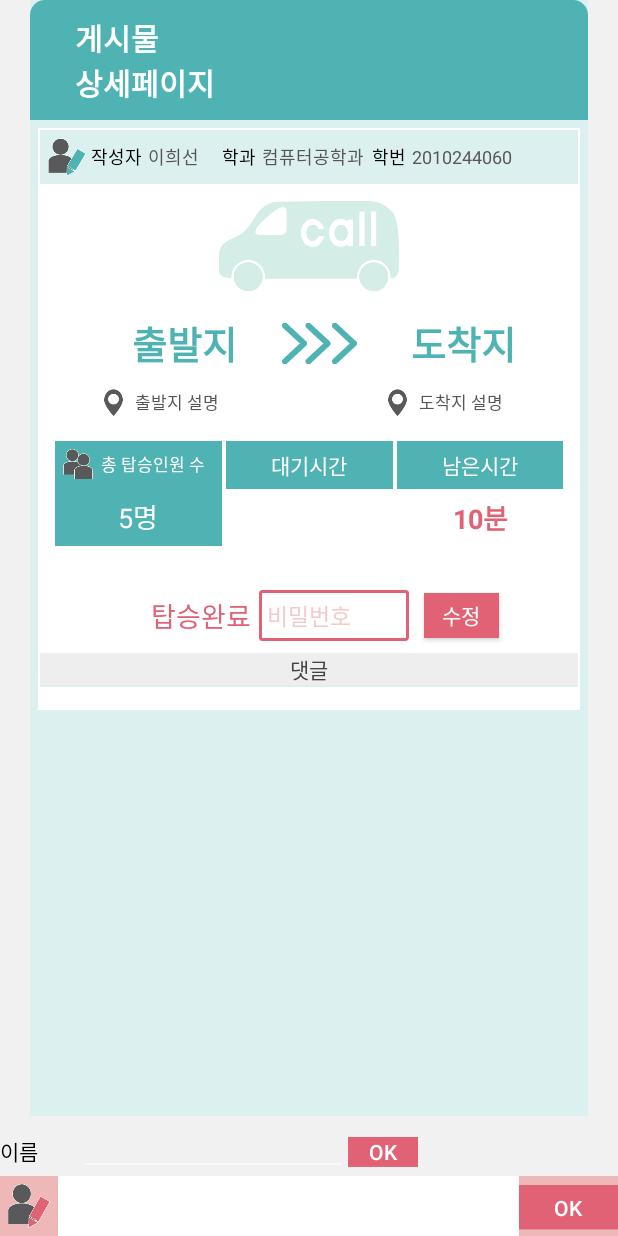
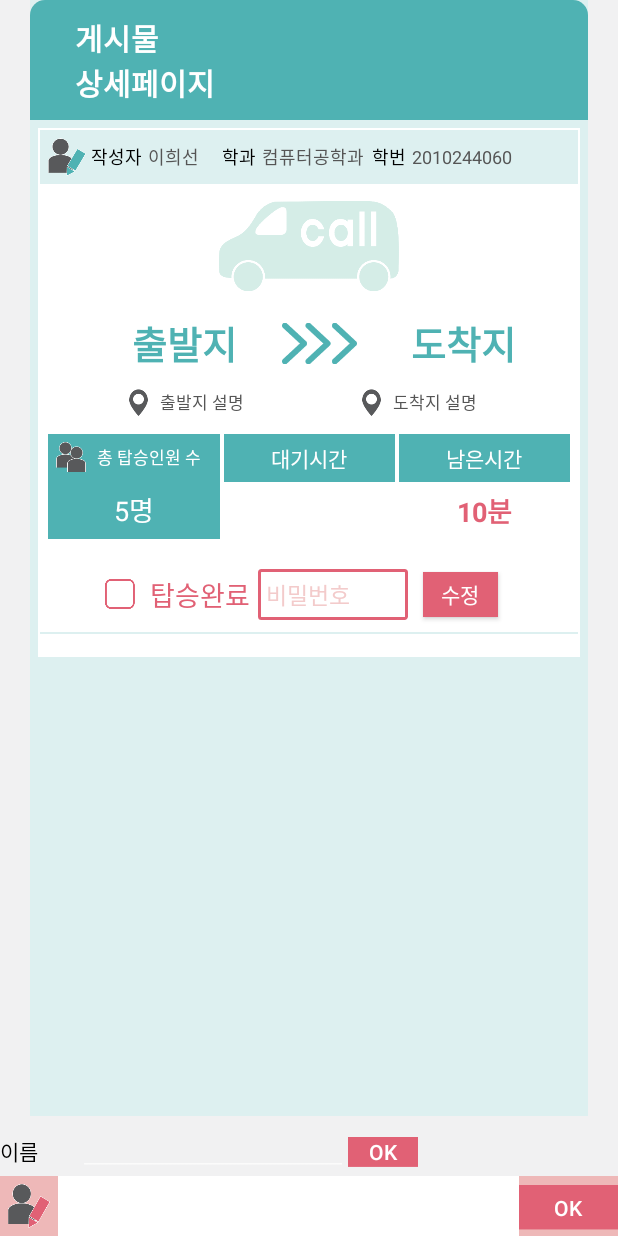
Before and after one commit to angalle/SMS, an Android app: the BoardDetailPage screen opened directly, with no data from a screen before it, on a phone screen of 412 x 824 dp. Run offline under Robolectric (Android 15) with nearby library versions, the light colour scheme and no system bars; libraries missing offline, so code that uses them is left out: com.loopj.android, cz.msebera.android; Roboto replaces fonts that are not available here; 4 statements that could not run were skipped.

Commit message:
상세 view 수정

```diff
--- a/app/src/main/java/univ/sm/board/BoardActivity.java
+++ b/app/src/main/java/univ/sm/board/BoardActivity.java
@@ -48,6 +48,12 @@ public class BoardActivity extends FragmentActivity implements View.OnClickListe
         setContentView(R.layout.board_main);
         fn_staticLayout();
         context = getApplicationContext();
+    }
+    /* 새로고침을 하기위한 메소드 추가. */
+    @Override
+    protected void onResume() {
+        super.onResume();
+        board_list.performClick();
     }
 
     /* 정적 view 초기화 */
@@ -143,17 +149,17 @@ public class BoardActivity extends FragmentActivity implements View.OnClickListe
 
         RequestParams params = new RequestParams();
         params.put(Const.WRITE_NAME               , writeNameStr);
-        params.put(Const.PASSWD                      , passwdStr);
+        params.put(Const.PASSWD                   , passwdStr);
         SharedPreferences sp = getSharedPreferences(Const.SHARED_GCM, MODE_PRIVATE);
-        params.put(Const.REG_ID                       , sp.getString(Const.SHARED_REG_ID,""));
-        params.put(Const.STUDENT_NO                  , studentNoStr);//학번
-        params.put(Const.DEPARTMENT                  , departmentStr);//학과
-        params.put(Const.DEPARTURE                   , departureStr);//출발지
-        params.put(Const.DEPARTURE_DETAIL           , departure_detailStr);
-        params.put(Const.DESTINATION                , destinationStr);
-        params.put(Const.DESTINATION_DETAIL        , destination_detailStr);
-        params.put(Const.PASSENGER_NUM              , passengerNum);
-        params.put(Const.WAIT_TIME                  , waitTime);
+        params.put(Const.REG_ID                   , sp.getString(Const.SHARED_REG_ID,""));
+        params.put(Const.STUDENT_NO               , studentNoStr);//학번
+        params.put(Const.DEPARTMENT               , departmentStr);//학과
+        params.put(Const.DEPARTURE                , departureStr);//출발지
+        params.put(Const.DEPARTURE_DETAIL         , departure_detailStr);
+        params.put(Const.DESTINATION              , destinationStr);
+        params.put(Const.DESTINATION_DETAIL       , destination_detailStr);
+        params.put(Const.PASSENGER_NUM            , passengerNum);
+        params.put(Const.WAIT_TIME                , waitTime);
         //todo 업로드 후 화면 전환 -> 목록으로
 
         if("".equals(writeNameStr) ||"".equals(passwdStr) ||"".equals(studentNoStr) ||"".equals(departmentStr) || "".equals(passengerNum)||
--- a/app/src/main/java/univ/sm/board/BoardDetailPage.java
+++ b/app/src/main/java/univ/sm/board/BoardDetailPage.java
@@ -11,10 +11,12 @@ import android.support.v7.widget.RecyclerView;
 import android.util.Log;
 import android.view.View;
 import android.widget.Button;
+import android.widget.CheckBox;
 import android.widget.EditText;
 import android.widget.ImageButton;
 import android.widget.LinearLayout;
 import android.widget.TextView;
+import android.widget.Toast;
 
 import com.loopj.android.http.RequestParams;
 
@@ -26,30 +28,93 @@ import univ.sm.data.Comment;
 
 /**
  * 게시판 세부 페이지
- * 글 인덱스로 게시글 불러옴, 댓글기능 및 새로고침 기능
+ * 글 인덱스로 게시글 불러옴, 댓글기능 및\ 새로고침 기능
  * Created by kwonsoojeong on 2017-03-28.
  */
 
+/**
+ *
+ *
+ *          코드값에대해서 코멘트를 좀 달아봤습니다. 코드는 다 이유가 있어서 쓴거라 코드의 내용에 대해서 말하지 않음.
+ *          코드를 정리하거나 코드스타일에 대해서 조금 코멘트 달아봤습니다.
+ *          더 좋은 방법이나 문제점 이슈등이 있으면 톡주시면 되겠습니다.
+ *          WRITE BY HS   UNTILL 2017 06 25 AFTER DELETE THIS CONTENTS
+ *
+ *
+ * */
+
 public class BoardDetailPage extends AppCompatActivity implements View.OnClickListener {
+    /* TODO:이런 공통변수는 Const에 넣어서 활용하면 좋음*/
     private static final String TAG = "BoardDetailPage";
 
-    private int position;
+    private TextView WRITE_NAME_view, DEPARTMENT_view, STUDENT_NO_view, DEPARTURE_view,REMAIN_TIME_view,
+    DEPARTURE_DETAIL_view, DESTINATION_view, DESTINATION_DETAIL_view, PASSENGER_NUM_view, WAIT_TIME_view;
+    private EditText comment_editText, comment_name_editText,passwd_ed;
+    private Button comment_btn, comment_info_ok_btn,modify_btn;
+    private CheckBox callvan_flag;
+    private RecyclerView commentRCV;
+    private ImageButton comment_popup_btn;
+    private LinearLayout comment_info_layout;
+
+    private ArrayList<Comment> mCommentsList;
+    private RequestParams comment_params = new RequestParams();
+    private RequestParams appravalParams = new RequestParams();
+    private SharedPreferences userPref;
+
     private Post mPost;
     private String board_no;
-    private TextView WRITE_NAME_view, DEPARTMENT_view, STUDENT_NO_view, DEPARTURE_view, DEPARTURE_DETAIL_view, DESTINATION_view, DESTINATION_DETAIL_view, PASSENGER_NUM_view, WAIT_TIME_view;
-    private RecyclerView commentRCV;
-    private ArrayList<Comment> mCommentsList;
-    private EditText comment_editText, comment_name_editText;
-    private ImageButton comment_popup_btn;
-    private Button comment_btn, comment_info_ok_btn;
-    private LinearLayout comment_info_layout;
-    private RequestParams comment_params = new RequestParams();
-    private SharedPreferences userPref;
+    private int position;
 
     @Override
     protected void onCreate(@Nullable Bundle savedInstanceState) {
         super.onCreate(savedInstanceState);
+        // 무슨페이지인지 보기 쉽게 하기위해서 SETCONTENTVIEW함수는 맨앞으로 빼둠.
+        setContentView(R.layout.board_post_detail);
+        /* 초기화할때와 SET 할때를 구분해서 함수를 나눠놨음.*/
+        init();
         downLoadBoard_setLayout();
+    }
+
+    private void init() {
+        /** board_post_detail layout 구성*/
+        comment_info_layout     = (LinearLayout) findViewById(R.id.comment_info_Layout);
+
+        DEPARTMENT_view         = (TextView) findViewById(R.id.DEPARTMENT_view);
+        WRITE_NAME_view         = (TextView) findViewById(R.id.WRITE_NAME_view);
+        STUDENT_NO_view         = (TextView) findViewById(R.id.STUDENT_NO_view);
+        DEPARTURE_view          = (TextView) findViewById(R.id.DEPARTURE_view);
+        DEPARTURE_DETAIL_view   = (TextView) findViewById(R.id.DEPARTURE_DETAIL_view);
+        DESTINATION_view        = (TextView) findViewById(R.id.DESTINATION_view);
+        DESTINATION_DETAIL_view = (TextView) findViewById(R.id.DESTINATION_DETAIL_view);
+        PASSENGER_NUM_view      = (TextView) findViewById(R.id.passengerNum_tv);
+        WAIT_TIME_view          = (TextView) findViewById(R.id.wait_time_tv);
+        REMAIN_TIME_view        = (TextView) findViewById(R.id.remain_time_tv);
+
+        comment_name_editText   = (EditText) findViewById(R.id.comment_name);
+        comment_editText        = (EditText) findViewById(R.id.comment_editText);
+        passwd_ed               = (EditText) findViewById(R.id.passwd_ed);
+
+        comment_info_ok_btn     = (Button) findViewById(R.id.comment_info_ok_btn);
+        comment_btn             = (Button) findViewById(R.id.comment_btn);
+        modify_btn              = (Button) findViewById(R.id.modify_btn);
+
+        callvan_flag            = (CheckBox) findViewById(R.id.callvan_flag);
+
+        comment_popup_btn       = (ImageButton) findViewById(R.id.comment_popup_btn);
+
+        commentRCV              = (RecyclerView) findViewById(R.id.commentRecyclerView);
+
+        comment_info_ok_btn.setOnClickListener(this);
+        comment_popup_btn.setOnClickListener(this);
+        comment_btn.setOnClickListener(this);
+        modify_btn.setOnClickListener(this);
+        /** board comment 구성*/
+        LinearLayoutManager layoutManager = new LinearLayoutManager(getApplicationContext());
+        commentRCV.setLayoutManager(layoutManager);
+
+        mCommentsList = new ArrayList<>();
+        userPref = getSharedPreferences("userPref", MODE_PRIVATE);
+        comment_name_editText.setText(userPref.getString("name",""));
     }
 
     void downLoadBoard_setLayout() {
@@ -58,6 +123,7 @@ public class BoardDetailPage extends AppCompatActivity implements View.OnClickLi
             protected void onPreExecute() {
                 super.onPreExecute();
                 Intent intent = getIntent();
+                /* TODO: 인텐트를 활용하는 FLAG값도 CONST클래스를 활용해서 사용할 것.*/
                 position = intent.getExtras().getInt("position");
                 board_no = intent.getExtras().getString("board_no");
             }
@@ -81,47 +147,24 @@ public class BoardDetailPage extends AppCompatActivity implements View.OnClickLi
         //디테일 페이지 데이터 받아오기 (mPost + 댓글)
         Log.i(TAG, "CALL_BOARD_NO : " + board_no + ", position : " + position);
         LoopjConnection connection = LoopjConnection.getInstance(getApplicationContext());
+        /* TODO: 인텐트를 활용하는 FLAG값도 CONST클래스를 활용해서 사용할 것.*/
         mPost = connection.getOnePost(new RequestParams("CALL_BOARD_NO", board_no));
     }
 
     private void setLayout() {
-        setContentView(R.layout.board_post_detail);
-
-        /** board_post_detail layout 구성*/
-        WRITE_NAME_view = (TextView) findViewById(R.id.WRITE_NAME_view);
-        DEPARTMENT_view = (TextView) findViewById(R.id.DEPARTMENT_view);
-        STUDENT_NO_view = (TextView) findViewById(R.id.STUDENT_NO_view);
-        DEPARTURE_view = (TextView) findViewById(R.id.DEPARTURE_view);
-        DEPARTURE_DETAIL_view = (TextView) findViewById(R.id.DEPARTURE_DETAIL_view);
-        DESTINATION_view = (TextView) findViewById(R.id.DESTINATION_view);
-        DESTINATION_DETAIL_view = (TextView) findViewById(R.id.DESTINATION_DETAIL_view);
-        PASSENGER_NUM_view = (TextView) findViewById(R.id.passengerNum_tv);
-        WAIT_TIME_view = (TextView) findViewById(R.id.wait_time_tv);
-
-        /** board comment 구성*/
-        commentRCV = (RecyclerView) findViewById(R.id.commentRecyclerView);
-        LinearLayoutManager layoutManager = new LinearLayoutManager(getApplicationContext());
-        commentRCV.setLayoutManager(layoutManager);
-        mCommentsList = new ArrayList<>();
         if (mPost == null) {
         } else {
             mCommentsList = mPost.getCommentsList();
         }
+        //TODO: 아래처럼 바꾸는게 나음. BUT   에러처리 해주세영
+        /*
+        * if (mPost != null) {
+        *   mCommentsList = mPost.getCommentsList();
+        * }
+        * */
 
         BoardCommentListAdapter commentListAdapter = new BoardCommentListAdapter(mCommentsList, getApplicationContext());
         commentRCV.setAdapter(commentListAdapter);
-
-        comment_info_layout = (LinearLayout) findViewById(R.id.comment_info_Layout);
-        comment_name_editText = (EditText) findViewById(R.id.comment_name);
-        userPref = getSharedPreferences("userPref", MODE_PRIVATE);
-        comment_name_editText.setText(userPref.getString("name",""));
-        comment_editText = (EditText) findViewById(R.id.comment_editText);
-        comment_info_ok_btn = (Button) findViewById(R.id.comment_info_ok_btn);
-        comment_info_ok_btn.setOnClickListener(this);
-        comment_popup_btn = (ImageButton) findViewById(R.id.comment_popup_btn);
-        comment_popup_btn.setOnClickListener(this);
-        comment_btn = (Button) findViewById(R.id.comment_btn);
-        comment_btn.setOnClickListener(this);
 
         if (mPost.getBoard_no().equals(board_no)) {
             WRITE_NAME_view.setText(mPost.getWrite_name());
@@ -132,7 +175,8 @@ public class BoardDetailPage extends AppCompatActivity implements View.OnClickLi
             DESTINATION_view.setText(mPost.getDestination());
             DESTINATION_DETAIL_view.setText(mPost.getDestination_detail());
             PASSENGER_NUM_view.setText(mPost.getPassenger_num() + "명");
-            WAIT_TIME_view.setText(mPost.getWait_time());
+            WAIT_TIME_view.setText(mPost.getWait_time()+ "분");
+            REMAIN_TIME_view.setText(mPost.getRemain_time()+ "분");
         }
     }
 
@@ -150,6 +194,33 @@ public class BoardDetailPage extends AppCompatActivity implements View.OnClickLi
                     comment_info_layout.setVisibility(View.VISIBLE);
                 }
                 break;
+            case R.id.modify_btn:
+                appravalParams = new RequestParams();
+                appravalParams.put("CALL_BOARD_NO",board_no);
+                appravalParams.put("PASSWD",passwd_ed.getText().toString());
+                Log.e(":::::::::::::",""+callvan_flag.isChecked());
+                if(callvan_flag.isChecked()){
+                    new AsyncTask<Void, Void, Void>() {
+                        @Override
+                        protected Void doInBackground(Void... params) {
+                            /** 댓글 입력, 데이터 전송*/
+                            LoopjConnection.getInstance(getApplicationContext()).approvalCallvan(appravalParams);
+                            return null;
+                        }
+
+                        @Override
+                        protected void onPostExecute(Void aVoid) {
+                            super.onPostExecute(aVoid);
+                            callvan_flag.setEnabled(false);
+                            passwd_ed.setEnabled(false);
+                            modify_btn.setEnabled(false);
+                            Toast.makeText(getApplicationContext(),"승인완료",Toast.LENGTH_SHORT).show();
+                        }
+                    }.execute(null, null, null);
+                }else{
+                    Toast.makeText(getApplicationContext(),"승인을 체크해야만 탑승완료처리가 됩니다.",Toast.LENGTH_SHORT).show();
+                }
+                break;
 
             case R.id.comment_btn:
                 SharedPreferences sp = getSharedPreferences("GCM", MODE_PRIVATE);
@@ -158,8 +229,8 @@ public class BoardDetailPage extends AppCompatActivity implements View.OnClickLi
                 comment_params.put("CONTENTS", comment_editText.getText());
                 comment_params.put("REG_ID", sp.getString("reg-id", ""));
                 comment_params.put("COMMENT_LEVEL", 1);
-                comment_params.put("BEFORCOMMENT_NO", board_no);//이희선씨의 보드넘버 요청
-                comment_params.put("SEND_REG_ID", " ");//이희선씨의 공백 요청
+                comment_params.put("BEFORCOMMENT_NO", board_no);            //이희선씨의 보드넘버 요청
+                comment_params.put("SEND_REG_ID", " ");                     //이희선씨의 공백 요청
 
                 comment_editText.setText(null);
 
--- a/app/src/main/java/univ/sm/board/BoardListFragment.java
+++ b/app/src/main/java/univ/sm/board/BoardListFragment.java
@@ -87,8 +87,6 @@ public class BoardListFragment extends Fragment {
                 pd = new ProgressDialog(BoardListFragment.instance.getContext());
                 pd.setProgressStyle(ProgressDialog.STYLE_SPINNER);
                 pd.setMessage("Loading to list");
-                //pd.setCancelable(false);
-                //pd.setIndeterminate(true);
                 pd.show();
             }
 
--- a/app/src/main/java/univ/sm/board/BoardManager.java
+++ b/app/src/main/java/univ/sm/board/BoardManager.java
@@ -137,7 +137,7 @@ public class BoardManager {
                     postJson.getString("DESTINATION_DETAIL"), postJson.getString("REG_ID"),
                     postJson.getString("USE_FLAG"), postJson.getString("PASSENGER_NUM"),
                     postJson.getString("WAIT_TIME"), postJson.getString("INSERT_TIME"),
-                    postJson.getString("INSERT_DATE"), postJson.getInt("COMMENT_CNT"),commentsList);
+                    postJson.getString("INSERT_DATE"),postJson.getString("REMAIN_TIME"), postJson.getInt("COMMENT_CNT"),commentsList);
 
             Log.i(TAG,"json2PostWithComment : mPost.boardno = " + post.getBoard_no() + ", commentList.size = " + commentsList.size());
             //댓글 리스트 추가해서 Post 만들기
--- a/app/src/main/java/univ/sm/board/Post.java
+++ b/app/src/main/java/univ/sm/board/Post.java
@@ -12,12 +12,12 @@ import univ.sm.data.Comment;
 
 public class Post {
     private String board_no;                //게시글 번호 CALL_BOARD_NO
-    private String write_name;            //작성자 명
-    private String passwd;                //비밀번호
-    private String department;            //학과
+    private String write_name;              //작성자 명
+    private String passwd;                  //비밀번호
+    private String department;              //학과
     private String student_no;              //학번
-    private String departure;            //출발지
-    private String departure_detail;    //출발지 설명
+    private String departure;               //출발지
+    private String departure_detail;        //출발지 설명
     private String destination;             //목적지
     private String destination_detail;      //목적지설명
     private String reg_id;                  //gcm(push) 기기값
@@ -27,7 +27,7 @@ public class Post {
     private String insert_time;             //등록시간
     private String insert_date;             //등록날짜
     private String remain_time;             //등록날짜
-    private int comment_cnt;             //코멘트 개수
+    private int comment_cnt;                //코멘트 개수
 
     private ArrayList<Comment> commentsList; //댓글리스트
 
@@ -61,7 +61,7 @@ public class Post {
     public Post(String board_no, String write_name, String passwd, String department,
                 String student_no, String departure, String departure_detail, String destination,
                 String destination_detail, String reg_id, String use_flag, String passenger_num,
-                String wait_time, String insert_time, String insert_date,int comment_cnt, ArrayList<Comment> commentList) {
+                String wait_time, String insert_time, String insert_date, String remain_time,int comment_cnt, ArrayList<Comment> commentList) {
 
         this.board_no = board_no;
         this.write_name = write_name;
@@ -81,8 +81,8 @@ public class Post {
         this.wait_time = wait_time;
         this.insert_time = insert_time;
         this.insert_date = insert_date;
+        this.comment_cnt = comment_cnt;
         this.remain_time = remain_time;
-        this.comment_cnt = comment_cnt;
         this.commentsList = commentList;
     }
 
--- a/app/src/main/java/univ/sm/connect/LoopjConnection.java
+++ b/app/src/main/java/univ/sm/connect/LoopjConnection.java
@@ -35,6 +35,7 @@ public class LoopjConnection {
     private static String addPostingUrl = "/insertcallvan";
     private static String getonepostUrl = "/selectcallvaninfo";
     private static String addCommentUrl = "/insertcallvancomment";
+    private static String approvalCallvan = "/callvan_complete";
 
     public static LoopjConnection getInstance(Context context) {
         if (instance == null) {
@@ -153,4 +154,28 @@ public class LoopjConnection {
             }
         });
     }
+
+    /**
+     * 댓글 등록
+     *
+     * @param params CALL_BOARD_NO, COMMENT_LEVEL, CONTENTS, REG_ID,
+     *               WRITE_NAME, BEFORE_COMMENT_NO, SEND_REG_ID
+     */
+
+    public void approvalCallvan(RequestParams params) {
+        syncHttpClient.post(boardUrl + approvalCallvan, params, new JsonHttpResponseHandler() {
+
+            @Override
+            public void onSuccess(int statusCode, Header[] headers, JSONObject response) {
+                super.onSuccess(statusCode, headers, response);
+                Log.i("LoopjConnect", boardUrl + approvalCallvan + " , status : " + statusCode + ", response : "+response +", //onSuccess");
+            }
+
+            @Override
+            public void onFailure(int statusCode, Header[] headers, Throwable throwable, JSONObject errorResponse) {
+                super.onFailure(statusCode, headers, throwable, errorResponse);
+                Log.i("LoopjConnect", boardUrl + approvalCallvan + " , status : " + statusCode + " , errorResponse : " + errorResponse + " //onFailure");
+            }
+        });
+    }
 }
--- /dev/null
+++ b/app/src/main/res/drawable-hdpi/custom_checkbox.xml
@@ -0,0 +1,9 @@
+<?xml version="1.0" encoding="utf-8"?>
+<selector xmlns:android="http://schemas.android.com/apk/res/android">
+    <!-- 체크박스 해제상태 -->
+    <item android:drawable="@drawable/no_checkbox" android:state_checked="false" />
+    <!-- 체크박스 선택상태 -->
+    <item android:drawable="@drawable/yes_checkbox" android:state_checked="true" />
+    <!-- default state -->
+    <item android:drawable="@drawable/no_checkbox" />
+</selector>
--- a/app/src/main/res/layout/board_post_detail.xml
+++ b/app/src/main/res/layout/board_post_detail.xml
@@ -168,8 +168,8 @@
                     <View
                         android:layout_width="16dp"
                         android:layout_height="18dp">
+                    </View>
 
-                    </View>
                     <TextView
                         android:id="@+id/DESTINATION_view"
                         android:layout_width="wrap_content"
@@ -180,16 +180,15 @@
                         android:textStyle="bold"
                         android:textSize="25sp" />
                 </LinearLayout>
-
             </LinearLayout>
 
             <LinearLayout
-                android:layout_width="match_parent"
+                android:layout_width="wrap_content"
                 android:layout_height="match_parent"
                 android:orientation="horizontal"
                 android:layout_gravity="center"
                 android:padding="5dp"
-                android:gravity="center_horizontal">
+                android:gravity="center">
                 <ImageView
                     android:layout_width="18dp"
                     android:layout_height="18dp"
@@ -207,10 +206,9 @@
                     android:textSize="11sp" />
 
                 <View
-                    android:layout_width="50dp"
-                    android:layout_height="0dp"
-                    android:layout_marginLeft="30dp"
-                    android:layout_marginRight="20dp"/>
+                    android:layout_width="66dp"
+                    android:paddingRight="25dp"
+                    android:layout_height="0dp" />
 
                 <ImageView
                     android:layout_width="18dp"
@@ -234,7 +232,7 @@
                 android:layout_width="match_parent"
                 android:layout_height="match_parent"
                 android:orientation="horizontal"
-                android:padding="10dp"
+                android:padding="5dp"
                 android:weightSum="3">
 
                 <LinearLayout
@@ -271,7 +269,7 @@
                     </LinearLayout>
 
                     <TextView
-                        android:id="@+id/total_people"
+                        android:id="@+id/passengerNum_tv"
                         android:layout_width="match_parent"
                         android:layout_height="wrap_content"
                         android:gravity="center"
@@ -320,7 +318,7 @@
                     android:layout_weight="1">
 
                     <TextView
-                        android:id="@+id/passengerNum_tv"
+
                         android:layout_width="match_parent"
                         android:layout_height="wrap_content"
                         android:background="#4fb2b3"
@@ -346,20 +344,23 @@
             <LinearLayout
                 android:layout_width="wrap_content"
                 android:layout_height="wrap_content"
-                android:paddingTop="10dp"
+                android:paddingTop="5dp"
                 android:layout_gravity="center"
                 android:gravity="center_vertical"
                 android:orientation="horizontal">
 
                 <CheckBox
-                    android:layout_width="wrap_content"
-                    android:layout_height="wrap_content"
+                    android:layout_width="20dp"
+                    android:layout_height="20dp"
+                    android:background="@drawable/custom_checkbox"
+                    android:button="@null"
+                    android:id="@+id/callvan_flag"
                     />
 
                 <TextView
-                    android:id="@+id/textView9"
                     android:layout_width="wrap_content"
                     android:layout_height="wrap_content"
+                    android:paddingLeft="10dp"
                     android:text="탑승완료"
                     android:textColor="#e16175"
                     android:textSize="18sp" />
@@ -374,9 +375,10 @@
                     android:textColorHint="#bbeeb8b8"
                     android:textSize="15sp"
                     android:background="@drawable/background_inputext"
-                    android:id="@+id/editText" />
+                    android:id="@+id/passwd_ed" />
 
                 <Button
+                    android:id="@+id/modify_btn"
                     android:layout_width="50dp"
                     android:layout_height="30dp"
                     android:layout_marginLeft="5dp"
@@ -386,17 +388,6 @@
                     android:textColor="#ffffff"/>
             </LinearLayout>
 
-            <TextView
-                android:id="@+id/textView4"
-                android:layout_width="match_parent"
-                android:layout_height="wrap_content"
-                android:layout_marginLeft="1dp"
-                android:layout_marginRight="1dp"
-                android:background="#eeeeee"
-                android:gravity="center"
-                android:text="댓글"
-                android:textColor="#434343" />
-
             <View
                 android:layout_width="match_parent"
                 android:layout_height="1dp"
@@ -404,7 +395,6 @@
                 android:layout_marginLeft="1dp"
                 android:layout_marginRight="1dp"
                 android:background="#ddf0f0" />
-
 
             <LinearLayout
                 android:layout_width="match_parent"
```
Also changed, not shown: app/src/main/res/drawable-hdpi/no_checkbox.png (added), app/src/main/res/drawable-hdpi/yes_checkbox.png (added).
